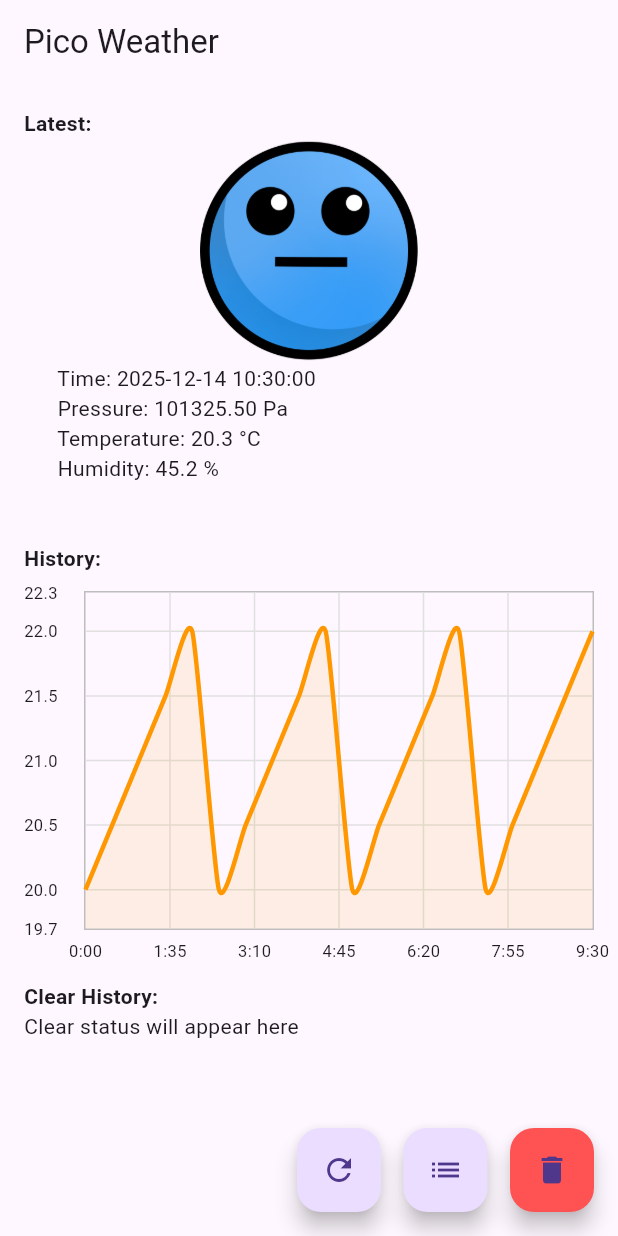
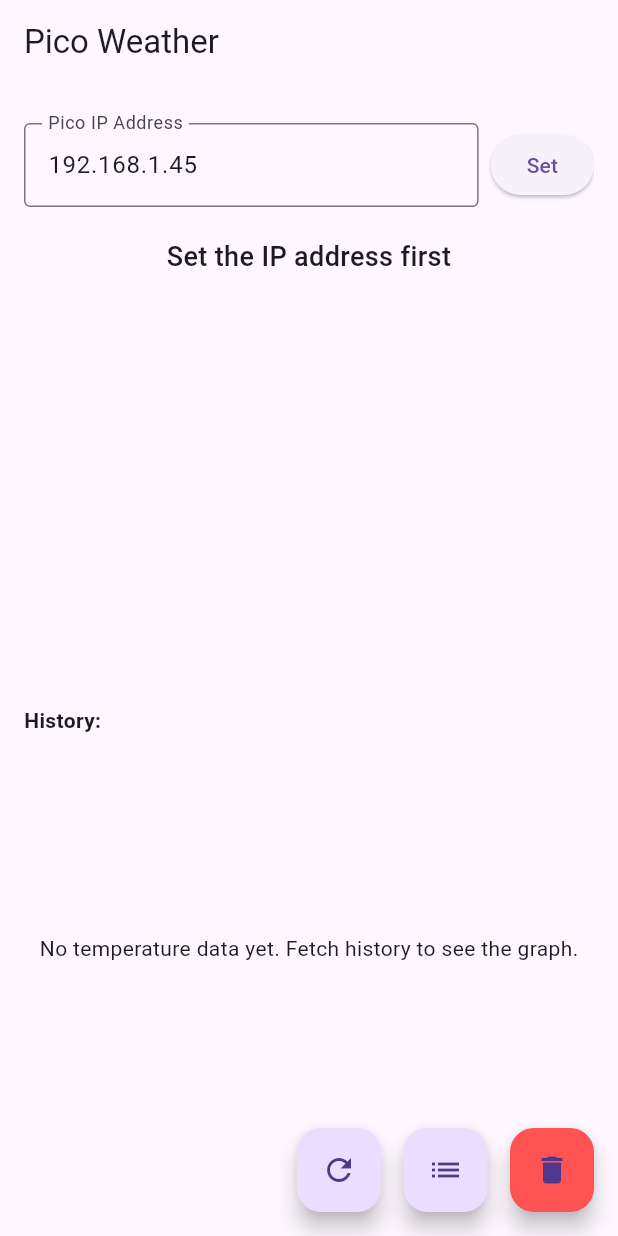
Before and after one commit to KalleTapsa/IOT2025G22, a Flutter app: the screen it shows after launch, on a phone screen of 412 x 824 dp. Run offline on Flutter 3.47's test engine with Material 3 defaults, Android fonts, the phone set to English and light mode, and no system bars; drawn by our look-alikes of fl_chart.

Commit message:
Vikat flutter värkkäykset

```diff
--- a/Flutter/lib/main.dart
+++ b/Flutter/lib/main.dart
@@ -2,6 +2,7 @@ import 'dart:async';
 import 'package:flutter/material.dart';
 import 'package:http/http.dart' as http;
 import 'package:fl_chart/fl_chart.dart';
+import 'package:intl/intl.dart';
 
 void main() {
   runApp(const PicoApp());
@@ -36,19 +37,24 @@ class _PicoHomePageState extends State<PicoHomePage> {
   int? minTs;
   int? maxTs;
   int? baseEpochSeconds;
-  // Parallel arrays to enrich tooltip data
   List<double> historyPressure = [];
   List<double> historyHumidity = [];
   List<int> historyTimestamps = [];
+
+  String currentImage = 'images/warm.png';
+
   @override
   void initState() {
     super.initState();
     client = widget.client ?? http.Client();
+    ipController.text = picoIp;
     WidgetsBinding.instance.addPostFrameCallback((_) {
+      if (!isIpSet) return; // Don't fetch until user sets IP
+
       fetchEndpoint("latest");
       fetchEndpoint("history");
 
-      // Fetch latest every 10 seconds
+      // Fetch latest every 15 seconds
       latestTimer = Timer.periodic(const Duration(seconds: 15), (_) {
         fetchEndpoint("latest");
       });
@@ -64,18 +70,21 @@ class _PicoHomePageState extends State<PicoHomePage> {
   void dispose() {
     latestTimer?.cancel();
     historyTimer?.cancel();
+    ipController.dispose();
     client.close();
     super.dispose();
   }
 
-  String latestText = "Press the button to get the latest value";
+  String latestText = "";
   String historyText = "History will appear here";
   String clearText = "Clear status will appear here";
 
   bool isLoading = false;
   String? loadingEndpoint;
+  bool isIpSet = false;
 
-  final String picoIp = "192.168.1.45"; // Tähän Picon IP-osoite
+  String picoIp = "192.168.1.45"; // Picon IP-osoite
+  final TextEditingController ipController = TextEditingController();
 
  Future<void> fetchEndpoint(String endpoint) async {
 
@@ -84,48 +93,15 @@ class _PicoHomePageState extends State<PicoHomePage> {
     setState(() {
       isLoading = true;
       loadingEndpoint = endpoint;
-      if (endpoint == "latest") latestText = "Loading latest...";
+      if (endpoint == "latest") {
+        latestText = "Loading latest...";
+        currentImage = '';
+      }
       if (endpoint == "history") historyText = "Loading history...";
       if (endpoint == "clear_history") clearText = "Clearing history...";
     });
 
     try {
-      // Mock data - comment out for real fetch
-      await Future.delayed(const Duration(milliseconds: 500));
-
-      if (endpoint == "latest") {
-        final mockTimestamp = DateTime.now().millisecondsSinceEpoch ~/ 1000;
-        final mockResponse = "$mockTimestamp,101325.5,${20 + (DateTime.now().second % 5)}.3,${45 + (DateTime.now().second % 10)}.2";
-        setState(() {
-          latestText = formatLatest(mockResponse);
-        });
-        return;
-      } else if (endpoint == "history") {
-        final now = DateTime.now().millisecondsSinceEpoch ~/ 1000;
-        final mockHistory = List.generate(20, (i) {
-          final ts = now - (20 - i) * 30;
-          final temp = 20 + (i % 5) * 0.5;
-          final pressure = 101325 + (i % 3) * 50;
-          final humidity = 45 + (i % 8) * 2;
-          return "$ts,$pressure,$temp,$humidity";
-        }).join("\n");
-        setState(() {
-          historyText = "";
-          _parseHistoryToSpots(mockHistory);
-        });
-        return;
-      } else if (endpoint == "clear_history") {
-        setState(() {
-          clearText = "History cleared successfully.";
-          historyTempSpots = [];
-          minTs = null;
-          maxTs = null;
-        });
-        return;
-      }
-
-      // Real fetch - uncomment to use actual device
-      /*
       final response = await client.get(url).timeout(const Duration(seconds: 8));
 
       if (response.statusCode == 200) {
@@ -134,6 +110,14 @@ class _PicoHomePageState extends State<PicoHomePage> {
         setState(() {
           if (endpoint == "latest") {
             latestText = formatLatest(raw);
+            final parts = raw.split(",");
+            if (parts.length == 4) {
+              final temp = double.tryParse(parts[2]);
+              final humidity = double.tryParse(parts[3]);
+              if (temp != null && humidity != null) {
+                currentImage = _getImageForConditions(temp, humidity);
+              }
+            }
           } else if (endpoint == "history") {
             historyText = "";
             _parseHistoryToSpots(raw);
@@ -147,16 +131,21 @@ class _PicoHomePageState extends State<PicoHomePage> {
       } else {
         setState(() {
           final error = "HTTP ${response.statusCode}";
-          if (endpoint == "latest") latestText = "Latest Error: $error";
+          if (endpoint == "latest") {
+            latestText = "Latest Error: $error";
+            // Restore image instead of showing loader
+            if (currentImage.isEmpty) currentImage = 'images/cold.png';
+          }
           if (endpoint == "history") historyText = "History Error: $error";
           if (endpoint == "clear_history") clearText = "Clear Error: $error";
         });
       }
-      */
     } on TimeoutException {
       setState(() {
         if (endpoint == "latest") {
           latestText = "Latest Error: Request timed out.";
+          // Restore image instead of showing loader
+          if (currentImage.isEmpty) currentImage = 'images/warm.png';
         } else if (endpoint == "history") {
           historyText = "History Error: Request timed out.";
         } else if (endpoint == "clear_history") {
@@ -168,7 +157,11 @@ class _PicoHomePageState extends State<PicoHomePage> {
       );
     } catch (e) {
       setState(() {
-        if (endpoint == "latest") latestText = "Latest Failed: $e";
+        if (endpoint == "latest") {
+          latestText = "Latest Failed: $e";
+          // Restore image instead of showing loader
+          if (currentImage.isEmpty) currentImage = 'images/warm.png';
+        }
         if (endpoint == "history") historyText = "History Failed: $e";
         if (endpoint == "clear_history") clearText = "Clear Failed: $e";
       });
@@ -202,12 +195,43 @@ class _PicoHomePageState extends State<PicoHomePage> {
 
     final dt = DateTime.fromMillisecondsSinceEpoch(timestamp * 1000, isUtc: true).toLocal();
 
+    final formatted = DateFormat('HH:mm:ss dd:MM:yyyy').format(dt);
+
     return """
-      Time: ${dt.toString().split('.').first}
-      Pressure: ${pressure.toStringAsFixed(2)} Pa
+      Time: $formatted
       Temperature: ${temperature.toStringAsFixed(1)} °C
       Humidity: ${humidity.toStringAsFixed(1)} %
+      Pressure: ${(pressure / 100).toStringAsFixed(2)} hPa
       """;
+  }
+
+  String _getImageForConditions(double temperature, double humidity) {
+    // Determine temperature
+    final bool isTempCold = temperature < 20;
+    final bool isTempWarm = temperature >= 20 && temperature <= 25;
+    final bool isTempHot = temperature > 25;
+
+    // Determine humidity
+    final bool isHumidityDry = humidity < 45;
+    final bool isHumidityNormal = humidity >= 45 && humidity <= 55;
+    final bool isHumidityWet = humidity > 55;
+
+    // Both abnormal
+    if (isTempCold && isHumidityDry) return 'images/coldDry.png';
+    if (isTempCold && isHumidityWet) return 'images/coldWet.png';
+    if (isTempHot && isHumidityDry) return 'images/hotDry.png';
+    if (isTempHot && isHumidityWet) return 'images/hotWet.png';
+
+    // Only temperature is abnormal
+    if (isTempCold && isHumidityNormal) return 'images/cold.png';
+    if (isTempHot && isHumidityNormal) return 'images/hot.png';
+
+    // Only humidity is abnormal
+    if (isTempWarm && isHumidityDry) return 'images/warmDry.png';
+    if (isTempWarm && isHumidityWet) return 'images/warmWet.png';
+
+    // Both are normal
+    return 'images/warm.png';
   }
 
 
@@ -274,24 +298,111 @@ class _PicoHomePageState extends State<PicoHomePage> {
         padding: const EdgeInsets.all(16.0),
         child: ListView(
           children: [
-            // Latest section header with per-request spinner
+            const SizedBox(height: 10),
+            // IP Address input
             Row(
               children: [
-                const Text("Latest:", style: TextStyle(fontWeight: FontWeight.bold)),
+                Expanded(
+                  child: TextField(
+                    controller: ipController,
+                    decoration: const InputDecoration(
+                      labelText: 'Pico IP Address',
+                      border: OutlineInputBorder(),
+                      hintText: '192.168.1.45',
+                    ),
+                  ),
+                ),
                 const SizedBox(width: 8),
-                if (loadingEndpoint == "latest")
-                  const SizedBox(
-                    width: 18,
-                    height: 18,
-                    child: CircularProgressIndicator(strokeWidth: 2),
-                  ),
+                ElevatedButton(
+                  onPressed: () {
+                    // Hide keyboard
+                    FocusScope.of(context).unfocus();
+
+                    setState(() {
+                      picoIp = ipController.text;
+                      isIpSet = true;
+                    });
+
+                    // Start fetching and timers on first IP set
+                    if (latestTimer == null && historyTimer == null) {
+                      fetchEndpoint("latest");
+                      fetchEndpoint("history");
+
+                      latestTimer = Timer.periodic(const Duration(seconds: 15), (_) {
+                        fetchEndpoint("latest");
+                      });
+
+                      historyTimer = Timer.periodic(const Duration(seconds: 60), (_) {
+                        fetchEndpoint("history");
+                      });
+                    }
+
+                    ScaffoldMessenger.of(context).showSnackBar(
+                      SnackBar(content: Text('IP updated to: $picoIp')),
+                    );
+                  },
+                  child: const Text('Set'),
+                ),
               ],
             ),
-            Image.asset('images/cold.png', width: 150, height: 150),
-            Text(latestText),
             const SizedBox(height: 20),
 
-            // History section header with per-request spinner
+            // Latest section
+            Padding(
+              padding: const EdgeInsets.only(bottom: 16.0),
+              child: Center(
+                child: Column(
+                  mainAxisSize: MainAxisSize.min,
+                  children: [
+                    // Image or loader
+                    SizedBox(
+                      width: 250,
+                      height: 250,
+                      child:
+                        !isIpSet ?
+                          const Text(
+                              "Set the IP address first",
+                              textAlign: TextAlign.center,
+                              style: const TextStyle(
+                                fontSize: 18,
+                                fontWeight: FontWeight.w500,
+                              ),
+                            )
+                          :
+                        currentImage.isNotEmpty
+                          ? Image.asset(
+                              currentImage,
+                              width: 250,
+                              height: 250,
+                              fit: BoxFit.contain,
+                            )
+                          :
+                          const Center(
+                              child: CircularProgressIndicator(),
+                            ),
+                    ),
+
+                    const SizedBox(height: 10),
+
+                    // Text aligned to image width
+                    SizedBox(
+                      width: 300,
+                      child: Text(
+                        latestText,
+                        textAlign: TextAlign.left,
+                        style: const TextStyle(
+                          fontSize: 18,
+                          fontWeight: FontWeight.w500,
+                        ),
+                      ),
+                    ),
+                  ],
+                ),
+              ),
+            ),
+            const SizedBox(height: 10),
+
+            // History section
             Row(
               children: [
                 const Text("History:", style: TextStyle(fontWeight: FontWeight.bold)),
@@ -411,7 +522,7 @@ class _PicoHomePageState extends State<PicoHomePage> {
                     ),
             ),
 
-            // Clear section header with per-request spinner
+/*             // Clear section
             Row(
               children: [
                 const Text("Clear History:", style: TextStyle(fontWeight: FontWeight.bold)),
@@ -424,7 +535,8 @@ class _PicoHomePageState extends State<PicoHomePage> {
                   ),
               ],
             ),
-            Text(clearText),
+            Text(clearText), */
+            const SizedBox(height: 100),
           ],
         ),
       ),
@@ -448,7 +560,7 @@ class _PicoHomePageState extends State<PicoHomePage> {
             onPressed: isLoading ? null : () => fetchEndpoint("clear_history"),
             backgroundColor: Colors.redAccent,
             tooltip: "Clear",
-            child: const Icon(Icons.delete),
+            child: loadingEndpoint == "clear_history" ? CircularProgressIndicator(strokeWidth: 2) : const Icon(Icons.delete),
           ),
         ],
       ),
--- a/Flutter/pubspec.yaml
+++ b/Flutter/pubspec.yaml
@@ -32,6 +32,7 @@ dependencies:
     sdk: flutter
   http: ^1.2.0
   fl_chart: ^0.68.0
+  intl: ^0.19.0
 
   # The following adds the Cupertino Icons font to your application.
   # Use with the CupertinoIcons class for iOS style icons.
```
Also changed, not shown: Flutter/pubspec.lock.
